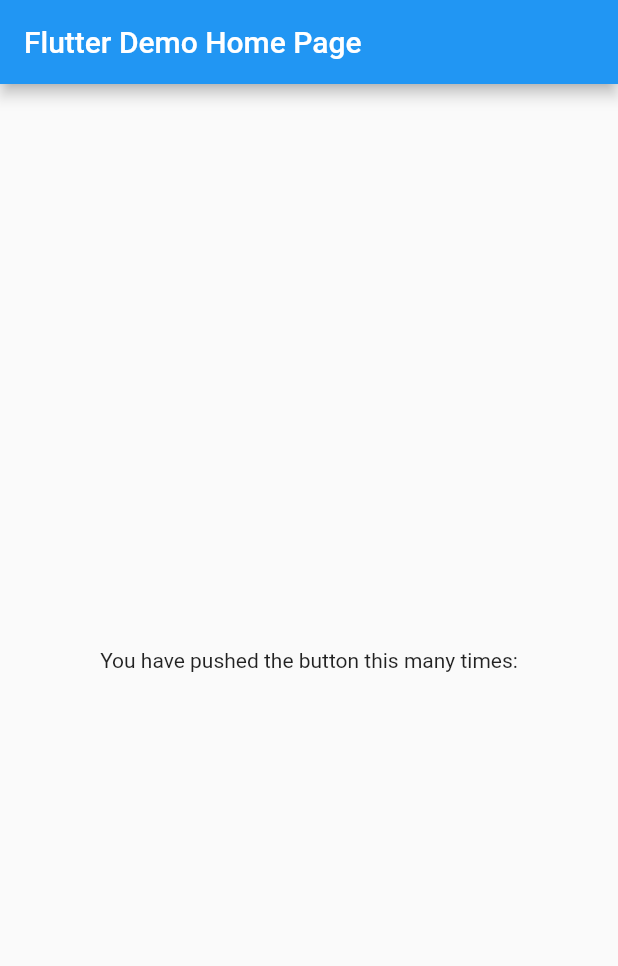
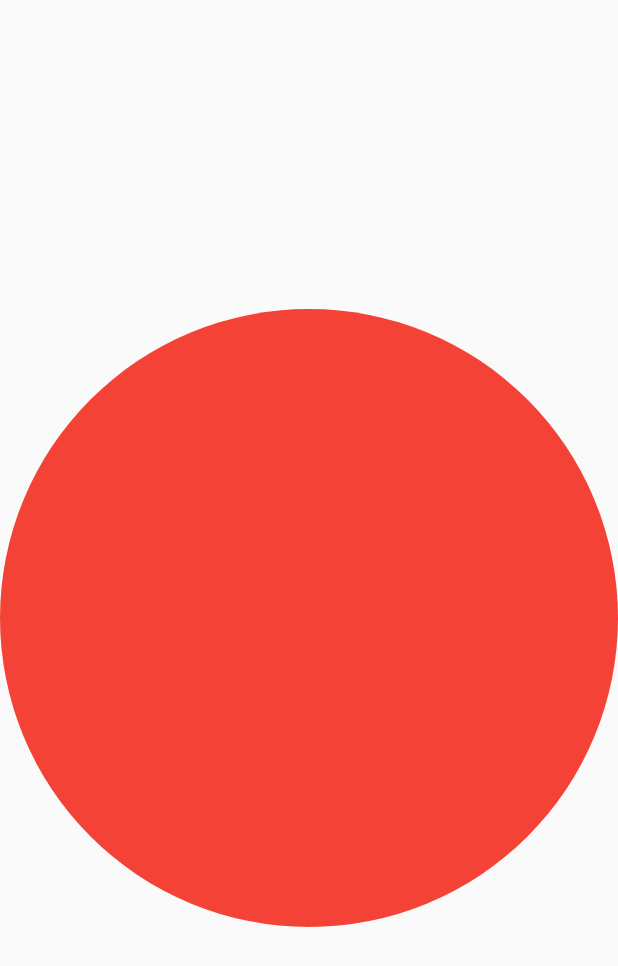
Before and after one commit to NSAnant/gin_demo, a Flutter app: the screen it shows after launch, on a phone screen of 412 x 824 dp. Shown: the top 966 px of the screen. Run offline on Flutter 3.47's test engine with Material 2 defaults, Android fonts, the phone set to English and light mode, and no system bars.

Commit message:
WIP: Creating custom Widget for stepper. - draw the circle and other minor chagnes

```diff
--- a/lib/main.dart
+++ b/lib/main.dart
@@ -21,7 +21,7 @@ class MyApp extends StatelessWidget {
         // is not restarted.
         primarySwatch: Colors.blue,
       ),
-      home: MyHomePage(title: 'Flutter Demo Home Page'),
+      home: MyHomePage(),
     );
   }
 }
--- a/lib/pages/home_page.dart
+++ b/lib/pages/home_page.dart
@@ -1,30 +1,52 @@
 import 'package:flutter/material.dart';
 
 class MyHomePage extends StatefulWidget {
-  MyHomePage({Key key, this.title}) : super(key: key);
-  final String title;
+  MyHomePage({Key key}) : super(key: key);
 
   @override
   _MyHomePageState createState() => _MyHomePageState();
 }
 
 class _MyHomePageState extends State<MyHomePage> {
+  int _numberOfSteps = 5;
+  int _currentStep = 1;
   @override
   Widget build(BuildContext context) {
     return Scaffold(
-      appBar: AppBar(
-        title: Text(widget.title),
-      ),
-      body: Center(
-        child: Column(
-          mainAxisAlignment: MainAxisAlignment.center,
-          children: <Widget>[
-            Text(
-              'You have pushed the button this many times:',
+      body: Column(
+        children: <Widget>[
+          Expanded(
+            child: CustomStepper(
+              numberOfSteps: _numberOfSteps,
+              currentStep: _currentStep,
             ),
-          ],
-        ),
+          ),
+        ],
       ),
     );
   }
 }
+
+class CustomStepper extends StatefulWidget {
+  final int numberOfSteps;
+  int currentStep;
+
+  CustomStepper({Key key, this.numberOfSteps, this.currentStep})
+      : super(key: key);
+
+  @override
+  _CustomStepperState createState() => _CustomStepperState();
+}
+
+class _CustomStepperState extends State<CustomStepper> {
+  @override
+  Widget build(BuildContext context) {
+    return _drawCircle();
+  }
+
+  Widget _drawCircle() {
+    return Container(
+      decoration: BoxDecoration(shape: BoxShape.circle, color: Colors.red),
+    );
+  }
+}
```
